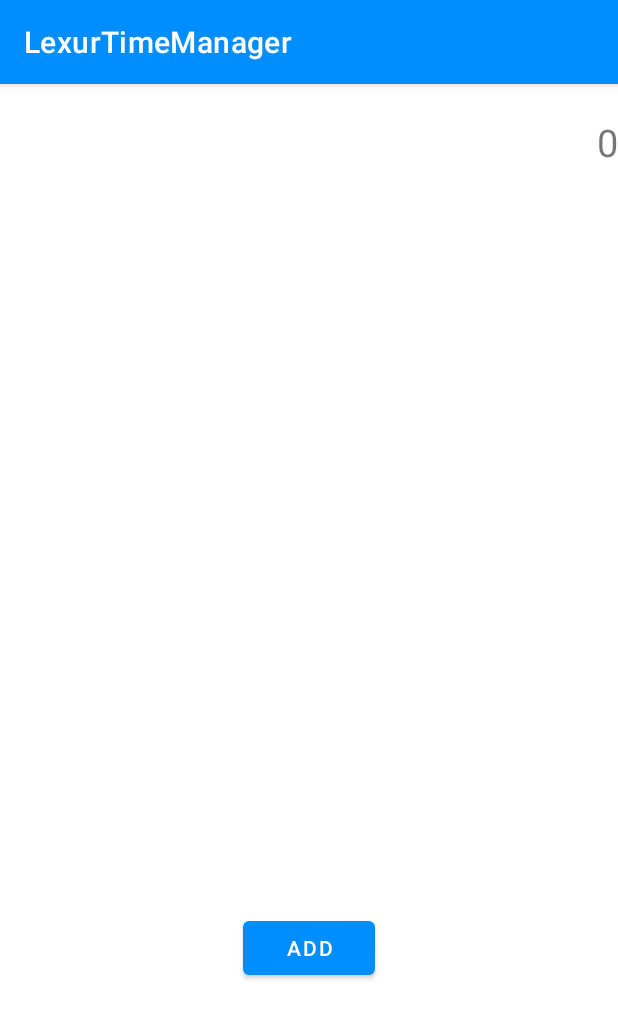
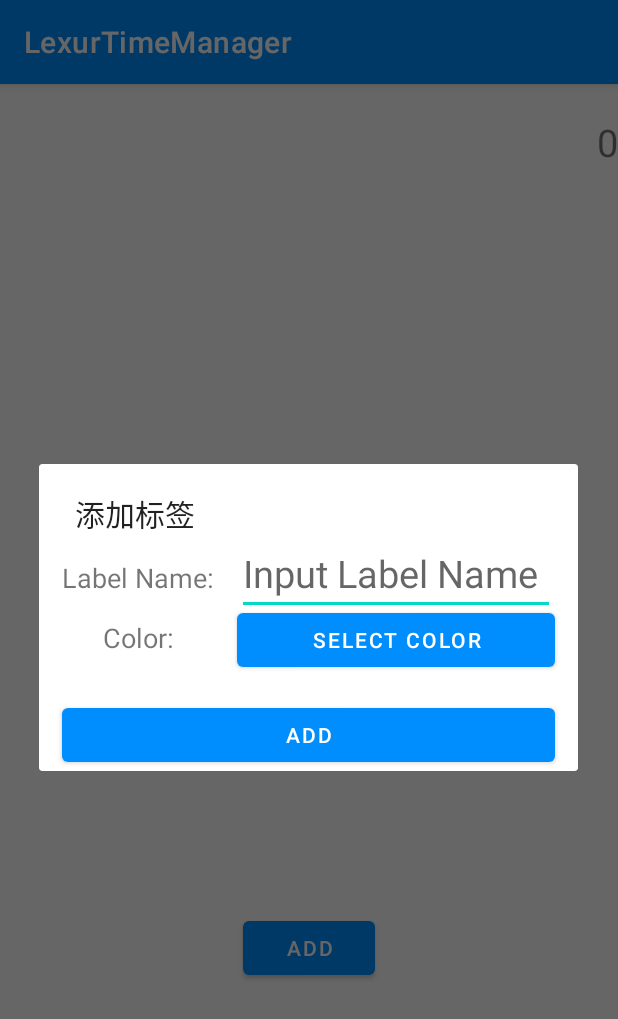
Before and after one commit to sunset69/LexurTimeManager, an Android app: the LabelManagerActivity screen opened directly, with no data from a screen before it, after a tap on "ADD", on a phone screen of 412 x 824 dp. Shown: the top 1019 px of the screen. Run offline under Robolectric (Android 15) with nearby library versions, the phone set to English and light mode, and no system bars; our stand-ins replace Room's generated code, data binding; libraries missing offline, so code that uses them is left out: top.defaults.colorpicker.

Commit message:
准备修改颜色类型

```diff
--- a/app/build.gradle
+++ b/app/build.gradle
@@ -61,5 +61,8 @@ dependencies {
     //Markdown支持
     implementation 'com.zzhoujay.markdown:markdown:1.0.5'
 
+    // 颜色选择器
+    implementation 'com.github.duanhong169:colorpicker:1.1.6'
+
 
 }
--- a/app/src/main/java/cc/lexur/lexurtimemanager/room/Converters.java
+++ b/app/src/main/java/cc/lexur/lexurtimemanager/room/Converters.java
@@ -29,7 +29,8 @@ public class Converters {
     @TypeConverter
     public static Long colorToArgb(Color color) {
         if (Build.VERSION.SDK_INT >= Build.VERSION_CODES.O) {
-            return Long.valueOf(color == null ? Color.GRAY : color.toArgb());
+            int defaultColor = Color.valueOf(163, 163, 163).toArgb();
+            return Long.valueOf(color == null ? defaultColor : color.toArgb());
         }
         return null;
     }
--- a/app/src/main/java/cc/lexur/lexurtimemanager/view/LabelManagerActivity.java
+++ b/app/src/main/java/cc/lexur/lexurtimemanager/view/LabelManagerActivity.java
@@ -8,22 +8,39 @@ import androidx.lifecycle.LiveData;
 import androidx.lifecycle.SavedStateViewModelFactory;
 import androidx.lifecycle.ViewModelProvider;
 
+import android.content.DialogInterface;
+import android.content.res.ColorStateList;
+import android.graphics.Color;
+import android.graphics.drawable.ColorDrawable;
+import android.graphics.drawable.Drawable;
 import android.os.Build;
 import android.os.Bundle;
+import android.util.Log;
+import android.view.LayoutInflater;
+import android.view.View;
+import android.widget.Button;
+import android.widget.EditText;
+import android.widget.TextView;
+import android.widget.Toast;
 
 import com.google.android.material.chip.Chip;
 
+import java.util.Date;
 import java.util.List;
 
 import cc.lexur.lexurtimemanager.R;
 import cc.lexur.lexurtimemanager.TaskViewModel;
 import cc.lexur.lexurtimemanager.databinding.ActivityLabelManagerBinding;
 import cc.lexur.lexurtimemanager.room.Label;
+import top.defaults.colorpicker.ColorPickerPopup;
 
 public class LabelManagerActivity extends AppCompatActivity {
 
     ActivityLabelManagerBinding binding;
     TaskViewModel taskViewModel;
+    private AlertDialog dialog;
+    private AlertDialog.Builder builder;
+    private View viewAddLabel;
 
     @RequiresApi(api = Build.VERSION_CODES.O)
     @Override
@@ -50,7 +67,57 @@ public class LabelManagerActivity extends AppCompatActivity {
             }
         });
 
+
         binding.btnAdd.setOnClickListener(view -> {
+            viewAddLabel = getLayoutInflater().inflate(R.layout.dialog_add_label,null);
+            Button btnAdd = viewAddLabel.findViewById(R.id.btnAdd);
+            Button btnColor = viewAddLabel.findViewById(R.id.btnColor);
+            builder = new AlertDialog.Builder(this);
+            builder.setTitle("添加标签")
+                    .setView(viewAddLabel);
+            btnColor.setOnClickListener(v -> {
+
+                new ColorPickerPopup.Builder(getApplicationContext())
+                        .initialColor(Color.RED) // Set initial color
+                        .enableBrightness(true) // Enable brightness slider or not
+                        .enableAlpha(true) // Enable alpha slider or not
+                        .okTitle("Choose")
+                        .cancelTitle("Cancel")
+                        .showIndicator(true)
+                        .showValue(true)
+                        .build()
+                        .show(v, new ColorPickerPopup.ColorPickerObserver() {
+                            @RequiresApi(api = Build.VERSION_CODES.O)
+                            @Override
+                            public void onColorPicked(int color) {
+                                v.setBackgroundColor(color);
+                                Color labelColor = Color.valueOf(color);
+                                v.setTag(labelColor);
+                                ((Button)v).setText("#"+Integer.toHexString(color));
+                            }
+                        });
+
+            });
+
+            btnAdd.setOnClickListener(view1 -> {
+                Log.d("test", "init: hello");
+                EditText etName = viewAddLabel.findViewById(R.id.etLabelName);
+                String name = etName.getText().toString();
+                Label label = new Label();
+                Color color = (Color) btnColor.getTag();
+                label.setName(name);
+                label.setColor(color);
+                label.setCreateTime(new Date().toString());
+
+                if (name == null){
+                    Toast.makeText(getApplicationContext(), "请输入标签名称！", Toast.LENGTH_SHORT).show();
+                }else {
+                    Log.d("test", "init: label:"+label.toString());
+                    taskViewModel.insertLabels(label);
+                }
+
+            });
+            builder.show();
         });
     }
 }
--- /dev/null
+++ b/app/src/main/res/layout/dialog_add_label.xml
@@ -0,0 +1,67 @@
+<?xml version="1.0" encoding="utf-8"?>
+<androidx.constraintlayout.widget.ConstraintLayout xmlns:android="http://schemas.android.com/apk/res/android"
+    xmlns:app="http://schemas.android.com/apk/res-auto"
+    xmlns:tools="http://schemas.android.com/tools"
+    android:layout_width="match_parent"
+    android:layout_height="wrap_content">
+
+    <TextView
+        android:id="@+id/textView5"
+        android:layout_width="wrap_content"
+        android:layout_height="wrap_content"
+        android:layout_marginStart="@dimen/standard_margin"
+        android:layout_marginTop="@dimen/standard_margin"
+        android:text="@string/label_name"
+        android:textSize="@dimen/small_text"
+        app:layout_constraintStart_toStartOf="parent"
+        app:layout_constraintTop_toTopOf="parent" />
+
+    <TextView
+        android:id="@+id/textView6"
+        android:layout_width="wrap_content"
+        android:layout_height="wrap_content"
+        android:layout_marginTop="@dimen/standard_margin"
+        android:text="@string/color"
+        android:textSize="@dimen/small_text"
+        app:layout_constraintEnd_toEndOf="@+id/textView5"
+        app:layout_constraintStart_toStartOf="@+id/textView5"
+        app:layout_constraintTop_toBottomOf="@+id/textView5" />
+
+    <EditText
+        android:id="@+id/etLabelName"
+        android:layout_width="0dp"
+        android:layout_height="wrap_content"
+        android:layout_marginStart="@dimen/standard_margin"
+        android:layout_marginEnd="@dimen/standard_margin"
+        android:ems="10"
+        android:hint="@string/input_label_name"
+        android:inputType="textPersonName"
+        android:textSize="@dimen/middle_text"
+        app:layout_constraintBaseline_toBaselineOf="@+id/textView5"
+        app:layout_constraintEnd_toEndOf="parent"
+        app:layout_constraintStart_toEndOf="@+id/textView5" />
+
+    <Button
+        android:id="@+id/btnColor"
+        android:layout_width="0dp"
+        android:layout_height="wrap_content"
+        android:layout_marginEnd="@dimen/standard_margin"
+        android:text="@string/select_color"
+        android:textColor="#FFFFFF"
+        app:layout_constraintBaseline_toBaselineOf="@+id/textView6"
+        app:layout_constraintEnd_toEndOf="parent"
+        app:layout_constraintStart_toStartOf="@+id/etLabelName" />
+
+    <Button
+        android:id="@+id/btnAdd"
+        android:layout_width="0dp"
+        android:layout_height="wrap_content"
+        android:layout_marginStart="@dimen/standard_margin"
+        android:layout_marginTop="@dimen/standard_margin"
+        android:layout_marginEnd="@dimen/standard_margin"
+        android:text="@string/add"
+        app:layout_constraintEnd_toEndOf="parent"
+        app:layout_constraintStart_toStartOf="parent"
+        app:layout_constraintTop_toBottomOf="@+id/btnColor" />
+
+</androidx.constraintlayout.widget.ConstraintLayout>
--- a/app/src/main/res/values/strings.xml
+++ b/app/src/main/res/values/strings.xml
@@ -27,12 +27,16 @@
     <string name="select_time">click and choose time</string>
     <string name="time">Time</string>
     <string name="date">Date</string>
-    <string name="description">Description</string>
+    <string name="description">Description:</string>
     <string name="label">Label</string>
     <string name="label_input_hint">请输入标签并使用逗号隔开</string>
     <!-- TODO: Remove or change this placeholder text -->
     <string name="hello_blank_fragment">Hello blank fragment</string>
     <string name="number">number:</string>
     <string name="delete">Delete</string>
+    <string name="label_name">Label Name:</string>
+    <string name="color">Color:</string>
+    <string name="input_label_name">Input Label Name</string>
+    <string name="select_color">Select color</string>
 
 </resources>
```
